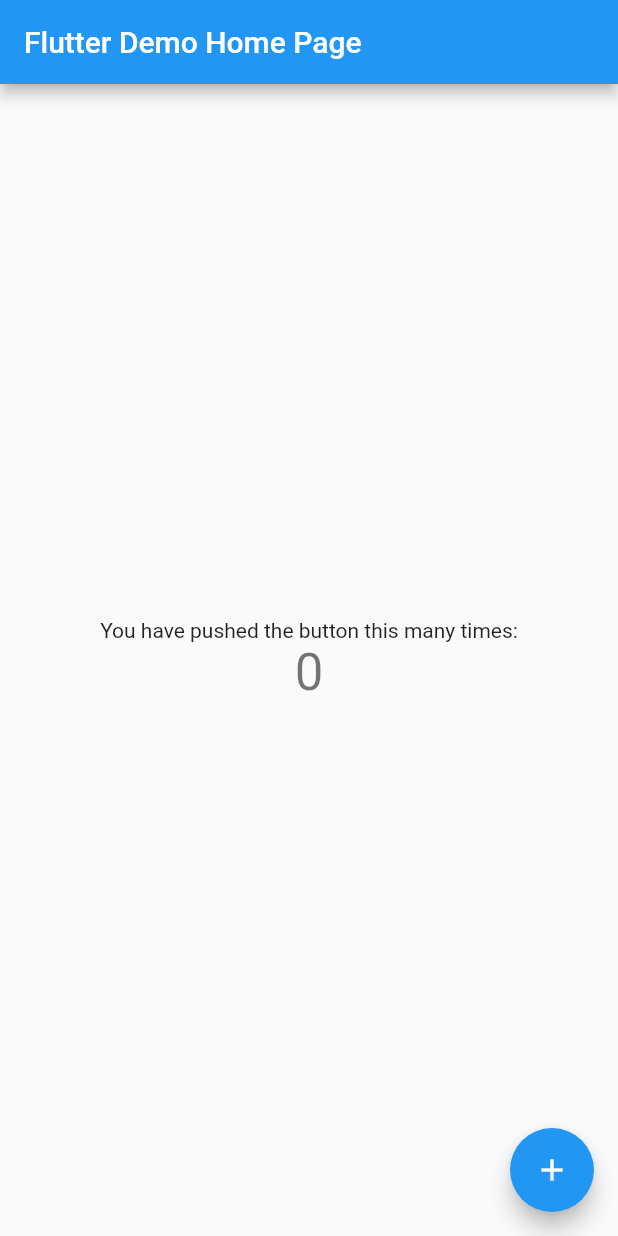
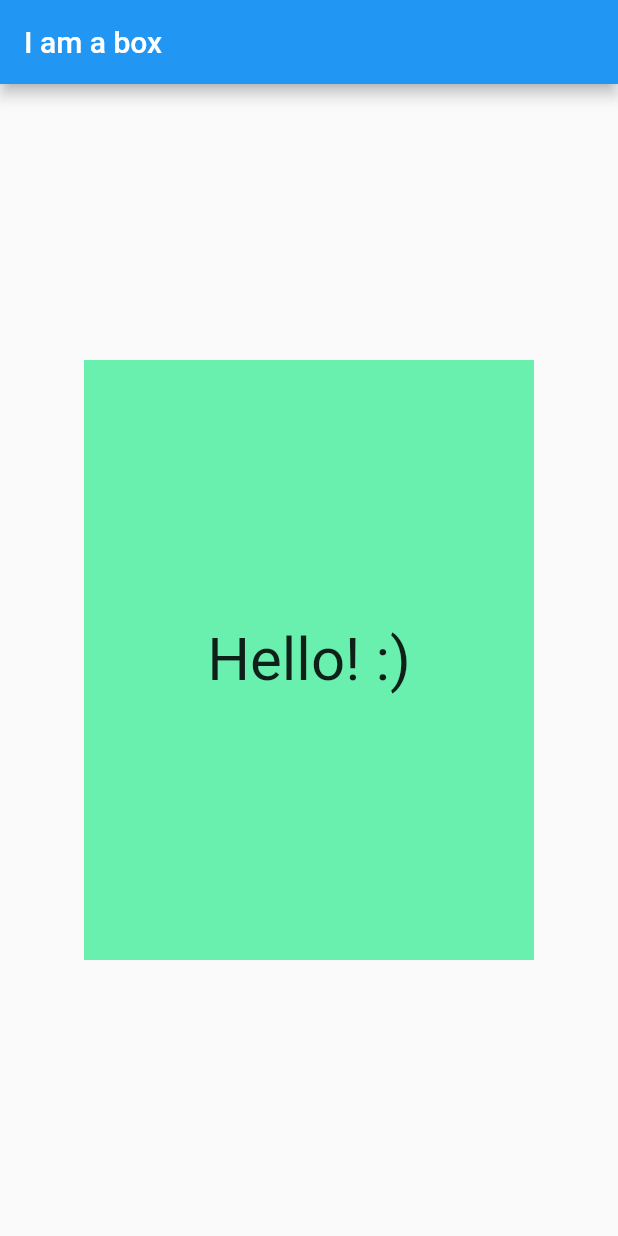
Before and after one commit to Dellonbit/Fluttertut, a Flutter app: the screen it shows after launch, on a phone screen of 412 x 824 dp. Run offline on Flutter 3.47's test engine with Material 2 defaults, Android fonts, the phone set to English and light mode, and no system bars.

Commit message:
edit main file

```diff
--- a/fluttertut/lib/main.dart
+++ b/fluttertut/lib/main.dart
@@ -1,111 +1,36 @@
 import 'package:flutter/material.dart';
 
-void main() => runApp(MyApp());
+void main() {
+  runApp(
+    MaterialApp(
+      debugShowCheckedModeBanner: false,
+      title: 'Hello Recte',
+      home: Scaffold(
+        appBar: AppBar(
+          title: Text('I am a box'),
+        ),
+        body: HelloRectangle(),
+      ),
+    ),
+  );
+}
 
-class MyApp extends StatelessWidget {
-  // This widget is the root of your application.
+class HelloRectangle extends StatelessWidget {
   @override
   Widget build(BuildContext context) {
-    return MaterialApp(
-      title: 'Flutter Demo',
-      theme: ThemeData(
-        // This is the theme of your application.
-        //
-        // Try running your application with "flutter run". You'll see the
-        // application has a blue toolbar. Then, without quitting the app, try
-        // changing the primarySwatch below to Colors.green and then invoke
-        // "hot reload" (press "r" in the console where you ran "flutter run",
-        // or simply save your changes to "hot reload" in a Flutter IDE).
-        // Notice that the counter didn't reset back to zero; the application
-        // is not restarted.
-        primarySwatch: Colors.blue,
+    return Center(
+      child: Container(
+        color: Colors.greenAccent,
+        height: 400.0,
+        width: 300.0,
+        child: Center(
+          child: Text(
+            'Hello! :)',
+            style: TextStyle(fontSize: 40.0),
+            textAlign: TextAlign.center,
+          ),
+        ),
       ),
-      home: MyHomePage(title: 'Flutter Demo Home Page'),
     );
   }
 }
-
-class MyHomePage extends StatefulWidget {
-  MyHomePage({Key key, this.title}) : super(key: key);
-
-  // This widget is the home page of your application. It is stateful, meaning
-  // that it has a State object (defined below) that contains fields that affect
-  // how it looks.
-
-  // This class is the configuration for the state. It holds the values (in this
-  // case the title) provided by the parent (in this case the App widget) and
-  // used by the build method of the State. Fields in a Widget subclass are
-  // always marked "final".
-
-  final String title;
-
-  @override
-  _MyHomePageState createState() => _MyHomePageState();
-}
-
-class _MyHomePageState extends State<MyHomePage> {
-  int _counter = 0;
-
-  void _incrementCounter() {
-    setState(() {
-      // This call to setState tells the Flutter framework that something has
-      // changed in this State, which causes it to rerun the build method below
-      // so that the display can reflect the updated values. If we changed
-      // _counter without calling setState(), then the build method would not be
-      // called again, and so nothing would appear to happen.
-      _counter++;
-    });
-  }
-
-  @override
-  Widget build(BuildContext context) {
-    // This method is rerun every time setState is called, for instance as done
-    // by the _incrementCounter method above.
-    //
-    // The Flutter framework has been optimized to make rerunning build methods
-    // fast, so that you can just rebuild anything that needs updating rather
-    // than having to individually change instances of widgets.
-    return Scaffold(
-      appBar: AppBar(
-        // Here we take the value from the MyHomePage object that was created by
-        // the App.build method, and use it to set our appbar title.
-        title: Text(widget.title),
-      ),
-      body: Center(
-        // Center is a layout widget. It takes a single child and positions it
-        // in the middle of the parent.
-        child: Column(
-          // Column is also layout widget. It takes a list of children and
-          // arranges them vertically. By default, it sizes itself to fit its
-          // children horizontally, and tries to be as tall as its parent.
-          //
-          // Invoke "debug painting" (press "p" in the console, choose the
-          // "Toggle Debug Paint" action from the Flutter Inspector in Android
-          // Studio, or the "Toggle Debug Paint" command in Visual Studio Code)
-          // to see the wireframe for each widget.
-          //
-          // Column has various properties to control how it sizes itself and
-          // how it positions its children. Here we use mainAxisAlignment to
-          // center the children vertically; the main axis here is the vertical
-          // axis because Columns are vertical (the cross axis would be
-          // horizontal).
-          mainAxisAlignment: MainAxisAlignment.center,
-          children: <Widget>[
-            Text(
-              'You have pushed the button this many times:',
-            ),
-            Text(
-              '$_counter',
-              style: Theme.of(context).textTheme.display1,
-            ),
-          ],
-        ),
-      ),
-      floatingActionButton: FloatingActionButton(
-        onPressed: _incrementCounter,
-        tooltip: 'Increment',
-        child: Icon(Icons.add),
-      ), // This trailing comma makes auto-formatting nicer for build methods.
-    );
-  }
-}
```
Also changed, not shown: 1 other file.
